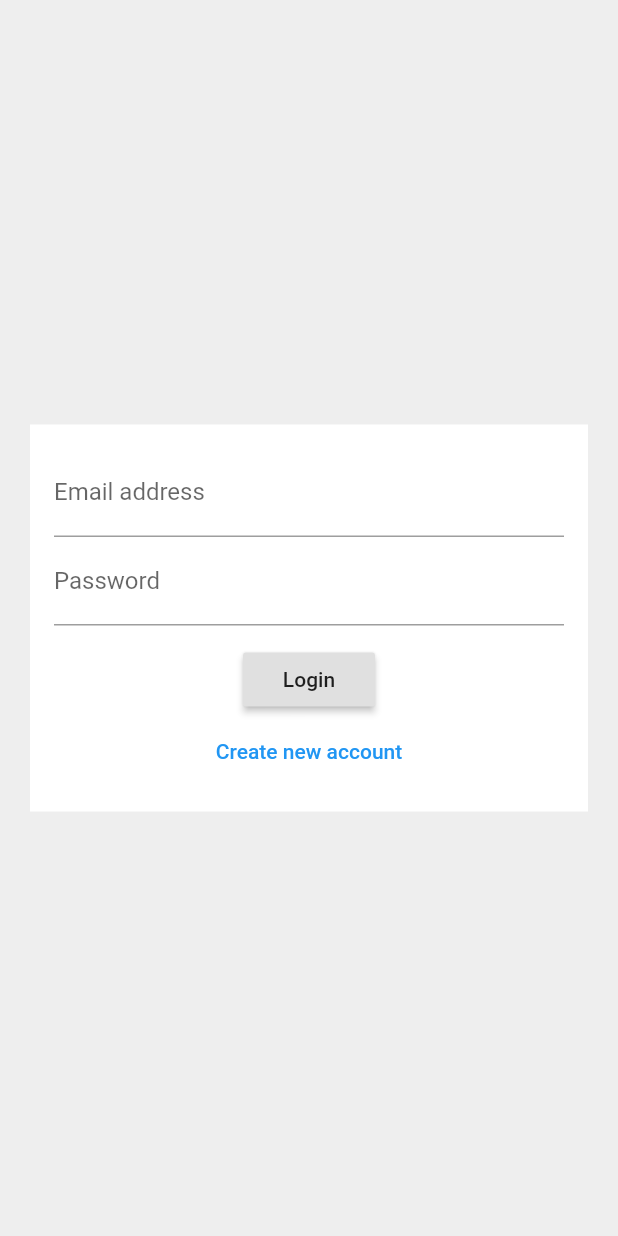
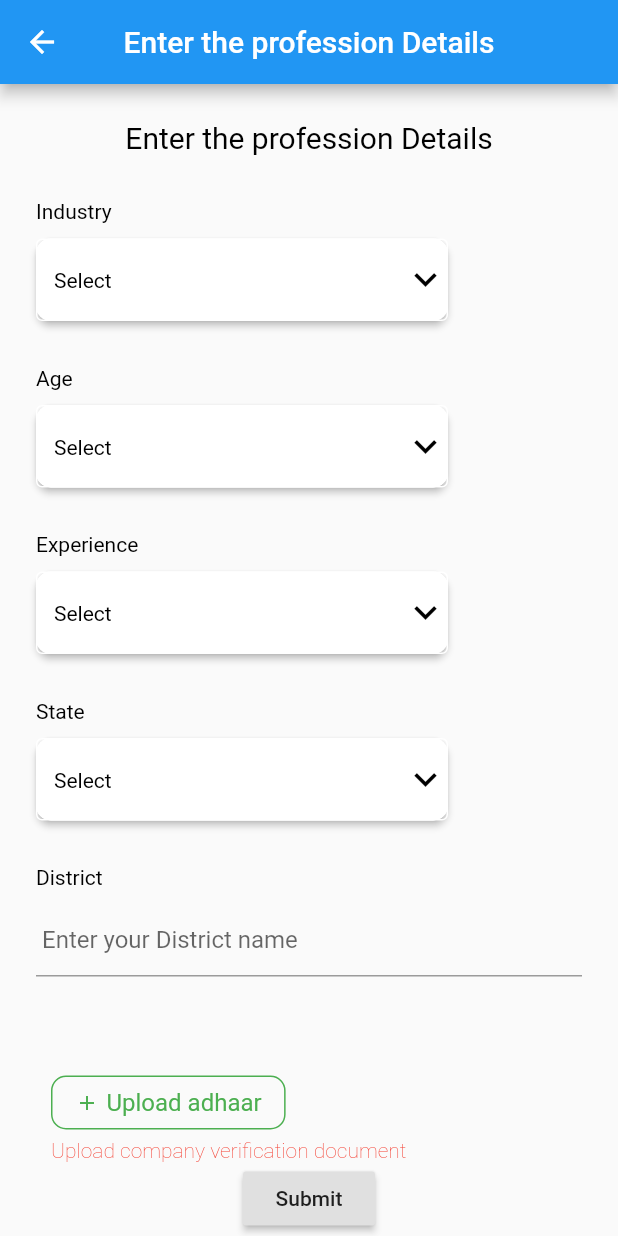
Before and after one commit to santoshparshetty/co-run, a Flutter app: the screen it shows after launch, on a phone screen of 412 x 824 dp. Run offline on Flutter 3.47's test engine with Material 2 defaults, Android fonts, the light colour scheme and no system bars; our stand-ins replace cloud_firestore, file_picker, firebase_auth, firebase_storage, image_picker; missing offline and left inert: pdf_flutter; accounts and stored records are empty.

Commit message:
professional details

```diff
--- a/co_run/lib/constants/enums.dart
+++ b/co_run/lib/constants/enums.dart
@@ -0,0 +1,4 @@
+enum Designation {
+  PROVIDER,
+  SEEKER,
+}
--- a/co_run/lib/resources/strings.dart
+++ b/co_run/lib/resources/strings.dart
@@ -1,3 +1,13 @@
 abstract class MyString {
   static String get appName => 'CoRun';
+  static String get pleaseEnterAllInfo => 'Please enter all the details';
+  static String get professionalDetails => 'Enter the profession Details';
+  static String get professionalDetailsAppBar => 'Profession Details';
+  static String get companyDetails => 'Enter the details of your organisation';
+  static String get companyLocationDetails =>
+      'Enter the location of your organisation';
+  static String get enterDistrict => 'Enter your District name';
+  static String get salaryOffered => 'Enter the salary offered in LPA';
+  static String get companyName => 'companyName';
+
 }
--- a/co_run/lib/router/router.dart
+++ b/co_run/lib/router/router.dart
@@ -2,6 +2,7 @@ import 'package:co_run/router/routes.dart';
 import 'package:co_run/screens/start.dart';
 import 'package:co_run/screens/test_screens/auth_screen.dart';
 import 'package:co_run/screens/test_screens/desg_selector.dart';
+import 'package:co_run/screens/test_screens/job_requirement.dart';
 import 'package:co_run/screens/test_screens/splash.dart';
 import 'package:flutter/material.dart';
 
@@ -9,7 +10,7 @@ class MyRouter {
   static Route<dynamic> generateRoute(RouteSettings settings) {
     switch (settings.name) {
       case Routes.splash:
-        return MaterialPageRoute(builder: (_) => SplashScreen());
+        return MaterialPageRoute(builder: (_) => JobRequirementScreen());
       case Routes.start:
         return MaterialPageRoute(builder: (_) => Start());
       case Routes.authScreen:
@@ -17,7 +18,7 @@ class MyRouter {
       case Routes.designationSelector:
         return MaterialPageRoute(builder: (_) => DesignationSelector());
         case Routes.professionalDetails:
-      return MaterialPageRoute(builder: (_) => Start());
+      return MaterialPageRoute(builder: (_) => JobRequirementScreen());
       //TODO : implement professional details screen
       // case Routes.personalDetails:
       //   return MaterialPageRoute(builder: (_) => PersonalDetails(designation: ,));
--- /dev/null
+++ b/co_run/lib/screens/test_screens/job_requirement.dart
@@ -0,0 +1,475 @@
+import 'dart:io';
+
+import 'package:cloud_firestore/cloud_firestore.dart';
+import 'package:co_run/components/pdf_display.dart';
+import 'package:co_run/components/upload_pdf.dart';
+import 'package:co_run/constants/enums.dart';
+import 'package:co_run/resources/colors.dart';
+import 'package:co_run/resources/strings.dart';
+import 'package:co_run/router/navigation_service.dart';
+import 'package:co_run/router/routes.dart';
+import 'package:co_run/themes/themes.dart';
+import 'package:firebase_auth/firebase_auth.dart';
+import 'package:firebase_storage/firebase_storage.dart';
+import 'package:flutter/material.dart';
+
+class JobRequirementScreen extends StatefulWidget {
+  final Designation designation = Designation.SEEKER;
+
+  // JobRequirementScreen({@required this.designation});
+
+  @override
+  _JobRequirementScreenState createState() => _JobRequirementScreenState();
+}
+
+class _JobRequirementScreenState extends State<JobRequirementScreen> {
+
+
+  final FirebaseAuth _auth = FirebaseAuth.instance;
+
+
+  final GlobalKey<ScaffoldState> _scaffoldKey = new GlobalKey<ScaffoldState>();
+  String jobType;
+  String age;
+  String experience;
+  String state;
+  TextEditingController _districtController = TextEditingController();
+  TextEditingController _salaryController = TextEditingController();
+  TextEditingController _companyName = TextEditingController();
+
+  File myDocument;
+
+  void setFile(File document) {
+    setState(() {
+      myDocument = document;
+    });
+  }
+
+  @override
+  Widget build(BuildContext context) {
+    return Scaffold(
+      key: _scaffoldKey,
+      appBar: AppBar(
+        backgroundColor: MyColor.blue,
+        title: Text(
+          MyString.professionalDetails,
+        ),
+        centerTitle: true,
+      ),
+      body: SingleChildScrollView(
+        child: Padding(
+          padding: EdgeInsets.symmetric(
+            vertical: MyPadding.s6,
+            horizontal: MyPadding.s6,
+          ),
+          child: Column(
+            crossAxisAlignment: CrossAxisAlignment.start,
+            children: [
+              Center(
+                child: Text(
+                  (widget.designation == Designation.SEEKER)
+                      ? MyString.professionalDetails
+                      : MyString.companyDetails,
+                  textAlign: TextAlign.center,
+                  style: MyTheme.h4(
+                    fontWeight: FontWeight.w400,
+                  ),
+                ),
+              ),
+              SizedBox(
+                height: 30,
+              ),
+              getDropDownField(
+                  context: context,
+                  hintText: 'Industry',
+                  options: [
+                    'Agriculture',
+                    'Aviation',
+                    'Automobile',
+                    'Banking',
+                    'Cooking',
+                    'Construction',
+                    'Farming',
+                    'Hotel',
+                    'Management',
+                    'IT',
+                    'Security',
+                    'Others',
+                  ],
+                  onSelected: (value) {
+                    jobType = value;
+                  }),
+              (widget.designation == Designation.PROVIDER)
+                  ? SizedBox(
+                      height: 30,
+                    )
+                  : Container(),
+              (widget.designation == Designation.PROVIDER)
+                  ? TextFormField(
+                      controller: _companyName,
+                      decoration: InputDecoration(
+                        labelText: MyString.companyName,
+                        contentPadding: EdgeInsets.fromLTRB(
+                          MyPadding.s1,
+                          MyPadding.s1,
+                          0,
+                          0,
+                        ),
+                      ),
+                    )
+                  : Container(),
+              SizedBox(
+                height: 30,
+              ),
+              getDropDownField(
+                context: context,
+                hintText: (widget.designation == Designation.SEEKER)
+                    ? 'Age'
+                    : 'Age Group required',
+                options: [
+                  '18-25 Years',
+                  '26-30 Years',
+                  '31-35 Years',
+                  '36-40 Years',
+                  '41-45 Years',
+                  '46-50 Years',
+                  '51-55 Years',
+                  '56-60 Years'
+                ],
+                onSelected: (value) {
+                  age = value;
+                },
+              ),
+              SizedBox(
+                height: 30.0,
+              ),
+              getDropDownField(
+                context: context,
+                hintText: (widget.designation == Designation.SEEKER)
+                    ? 'Experience'
+                    : 'Experience required',
+                options: [
+                  '0-3 Years',
+                  '4-6 Years',
+                  'Above 6 Years',
+                ],
+                onSelected: (value) {
+                  experience = value;
+                },
+              ),
+              SizedBox(
+                height: 30,
+              ),
+              getDropDownField(
+                context: context,
+                hintText: 'State',
+                options: [
+                  'Andhra Pradesh',
+                  'Karnataka',
+                  'Kerala',
+                  'Maharastra',
+                  'Tamil Nadu',
+                ],
+                onSelected: (value) {
+                  state = value;
+                },
+              ),
+              SizedBox(
+                height: 30,
+              ),
+              Text(
+                'District',
+                style: MyTheme.h7(
+                  fontWeight: FontWeight.normal,
+                  themeColor: MyColor.defaultColor,
+                ),
+              ),
+              SizedBox(
+                height: 10,
+              ),
+              TextFormField(
+                controller: _districtController,
+                decoration: InputDecoration(
+                  labelText: (widget.designation == Designation.PROVIDER)
+                      ? MyString.companyLocationDetails
+                      : MyString.enterDistrict,
+                  contentPadding: EdgeInsets.fromLTRB(
+                    MyPadding.s1,
+                    MyPadding.s1,
+                    0,
+                    0,
+                  ),
+                ),
+              ),
+              SizedBox(
+                height: 30,
+              ),
+              (widget.designation == Designation.PROVIDER)
+                  ? TextFormField(
+                      controller: _salaryController,
+                      decoration: InputDecoration(
+                        labelText: MyString.salaryOffered,
+                        contentPadding: EdgeInsets.fromLTRB(
+                          MyPadding.s1,
+                          MyPadding.s1,
+                          0,
+                          0,
+                        ),
+                      ),
+                    )
+                  : Container(),
+              SizedBox(
+                height: 30,
+              ),
+              Row(
+                mainAxisAlignment: MainAxisAlignment.start,
+                children: [
+                  SizedBox(
+                    width: 10.0,
+                  ),
+                  UploadAdhaar(
+                    userID: 'swaroop1234asdf0',
+                    isFileUploaded: setFile,
+                  ),
+                ],
+              ),
+              Row(
+                mainAxisAlignment: MainAxisAlignment.start,
+                children: [
+                  SizedBox(
+                    width: 10.0,
+                  ),
+                  myDocument == null
+                      ? Text(
+                          (widget.designation == Designation.PROVIDER)
+                              ? 'Please upload Resume'
+                              : 'Upload company verification document',
+                          style: MyTheme.h7(
+                            themeColor: Colors.red,
+                            fontWeight: FontWeight.w200,
+                          ),
+                        )
+                      : FlatButton(
+                          onPressed: () {
+                            print(myDocument.path);
+                            Navigator.push(
+                              context,
+                              MaterialPageRoute(
+                                  builder: (context) => DisplayNotes(
+                                        file: myDocument,
+                                      )),
+                            );
+                          },
+                          child: Text(
+                            'Open document',
+                            style: MyTheme.h7(
+                                fontWeight: FontWeight.normal,
+                                themeColor: Colors.grey),
+                          ),
+                        ),
+                ],
+              ),
+              Center(
+                child: RaisedButton(
+                  child: Text('Submit'),
+                  onPressed: () async {
+                    if (widget.designation == Designation.SEEKER) {
+                      if (jobType == null ||
+                          age == null ||
+                          experience == null ||
+                          state == null ||
+                          _districtController == null ||
+                          _districtController.text == '' ||
+                          myDocument == null) {
+                        _scaffoldKey.currentState.showSnackBar(
+                          SnackBar(
+                            content: Text(
+                              MyString.pleaseEnterAllInfo,
+                              textAlign: TextAlign.center,
+                            ),
+                            backgroundColor: MyColor.blue,
+                            behavior: SnackBarBehavior.floating,
+                            duration: Duration(seconds: 2),
+                            elevation: 6,
+                          ),
+                        );
+                      } else {
+
+                        final FirebaseUser user = await _auth.currentUser();
+                        final uid = user.uid;
+                        print(uid);
+
+                        final ref = FirebaseStorage.instance
+                            .ref()
+                            .child('user_resume')
+                            .child(uid + '.pdf');
+                        await ref.putFile(myDocument).onComplete;
+                        final docURL = await ref.getDownloadURL();
+                        print(docURL);
+                        await Firestore.instance
+                            .collection(
+                                'users/D6mKIrSGKyPCc8FsZgTv/professional/BcJQhVimyrOuLN2XNei6/${jobType.toLowerCase()}')
+                            .document(uid)
+                            .setData({
+                          'jobType': jobType,
+                          'age': age,
+                          'experience': experience,
+                          'state': state,
+                          'districtController': _districtController.text,
+                          'resume_link': docURL,
+                          'designation':'SEEKER',
+                        });
+
+                        // NavigationService.instance
+                        //     .pushReplacementNamed(context, Routes.start);
+                      }
+                    } else {
+                      if (jobType == null ||
+                          state == null ||
+                          _districtController == null ||
+                          _districtController.text == '' ||
+                          _salaryController.text == '' ||
+                          _salaryController.text == null ||
+                          _companyName.text == '' ||
+                          _companyName.text == null ||
+                          age == null ||
+                          experience == null ||
+                          myDocument == null) {
+                        _scaffoldKey.currentState.showSnackBar(
+                          SnackBar(
+                            content: Text(
+                              MyString.pleaseEnterAllInfo,
+                              textAlign: TextAlign.center,
+                            ),
+                            backgroundColor: MyColor.blue,
+                            behavior: SnackBarBehavior.floating,
+                            duration: Duration(seconds: 2),
+                            elevation: 6,
+                          ),
+                        );
+                      } else {
+                        final FirebaseUser user = await _auth.currentUser();
+                        final uid = user.uid;
+                        print(uid);
+                        final ref = FirebaseStorage.instance
+                            .ref()
+                            .child('company_details')
+                            .child(uid + '.pdf');
+                        await ref.putFile(myDocument).onComplete;
+                        final docURL = await ref.getDownloadURL();
+                        print(docURL);
+
+
+                        await Firestore.instance
+                            .collection('users/D6mKIrSGKyPCc8FsZgTv/professional/BcJQhVimyrOuLN2XNei6/${jobType.toLowerCase()}')
+                            .document(uid)
+                            .setData({
+                          'jobType': jobType,
+                          'company_name': _companyName.text,
+                          'age_required': age,
+                          'experience': experience,
+                          'state': state,
+                          'districtController': _districtController.text,
+                          'salaryController': _salaryController.text,
+                          'company_detail': docURL,
+                          'designation':'PROVIDER',
+                        });
+                        NavigationService.instance
+                            .pushReplacementNamed(context, Routes.start);
+                      }
+                    }
+                  },
+                ),
+              ),
+            ],
+          ),
+        ),
+      ),
+    );
+  }
+}
+
+Widget getDropDownField({
+  @required BuildContext context,
+  @required String hintText,
+  List<dynamic> options,
+  Function onSelected,
+}) {
+  return Column(
+    crossAxisAlignment: CrossAxisAlignment.start,
+    children: <Widget>[
+      Text(
+        hintText,
+        style: MyTheme.h7(
+          fontWeight: FontWeight.normal,
+          themeColor: MyColor.defaultColor,
+        ),
+      ),
+      SizedBox(
+        height: 10,
+      ),
+      Material(
+        color: MyColor.white,
+        elevation: 2,
+        borderRadius: BorderRadius.all(
+          Radius.circular(
+            MyBorderRadius.small,
+          ),
+        ),
+        child: Container(
+          height: 55,
+          decoration: BoxDecoration(
+            color: MyColor.white,
+            borderRadius: BorderRadius.all(
+              Radius.circular(
+                MyBorderRadius.small,
+              ),
+            ),
+          ),
+          width: MediaQuery.of(context).size.width / 1.5,
+          child: DropdownButtonFormField(
+            hint: Text(
+              'Select',
+              style: MyTheme.h7(
+                themeColor: MyColor.defaultColor,
+                fontWeight: FontWeight.normal,
+              ),
+            ),
+            decoration: InputDecoration(
+              fillColor: MyColor.white,
+              enabledBorder: OutlineInputBorder(
+                borderSide: BorderSide(
+                  color: MyColor.white,
+                ),
+              ),
+            ),
+            icon: Icon(
+              Icons.keyboard_arrow_down,
+              size: 30,
+              color: MyColor.defaultColor,
+            ),
+            items: getDropdownMenuItems(options),
+            onChanged: onSelected,
+          ),
+        ),
+      ),
+    ],
+  );
+}
+
+List<DropdownMenuItem> getDropdownMenuItems(
+  List<dynamic> options,
+) {
+  List<DropdownMenuItem> list = [];
+  for (int i = 0; i < options.length; i++) {
+    list.add(
+      DropdownMenuItem(
+        child: Text(
+          options[i],
+        ),
+        value: options[i],
+      ),
+    );
+  }
+  return list;
+}
--- a/co_run/lib/screens/test_screens/personal_details.dart
+++ b/co_run/lib/screens/test_screens/personal_details.dart
@@ -217,7 +217,7 @@ class _PersonalDetailsState extends State<PersonalDetails> {
                        'adhaarUrl' : adhaarUrl,
                     });
                     NavigationService.instance
-                        .pushReplacementNamed(context, Routes.start);
+                        .pushReplacementNamed(context, Routes.professionalDetails);
                   }
                 },
               ),
--- a/co_run/lib/widgets/auth/auth_form.dart
+++ b/co_run/lib/widgets/auth/auth_form.dart
@@ -60,7 +60,7 @@ class _AuthFormState extends State<AuthForm> {
       );
     }
     NavigationService.instance
-        .pushReplacementNamed(context, Routes.designationSelector);
+        .pushReplacementNamed(context, Routes.personalDetails);
   }
 
   @override
--- a/co_run/pubspec.yaml
+++ b/co_run/pubspec.yaml
@@ -41,6 +41,7 @@ dependencies:
   firebase_core:
   firebase_storage:
   image_picker: ^0.6.5+3
+  cached_network_image: ^2.2.0+1
 
 #  cloud_firestore: 0.13.5
 #  firebase_auth: 0.16.0
```
Also changed, not shown: co_run/pubspec.lock.
